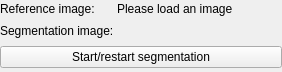
Before: the Qt Designer form Code/Gui/MITK/Modules/niftkMIDASGui/Resources/UI/QmitkMIDASImageAndSegmentationSelector.ui in NifTK/NifTK, drawn with Qt 5.
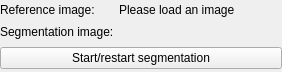
After: the same form once the commit is applied.

Commit message: Bug #2465: spacings and margins reduced in MIDAS morpho editor

Patch:
```diff
--- a/Code/Gui/MITK/Modules/niftkMIDASGui/Resources/UI/QmitkMIDASImageAndSegmentationSelector.ui
+++ b/Code/Gui/MITK/Modules/niftkMIDASGui/Resources/UI/QmitkMIDASImageAndSegmentationSelector.ui
@@ -20,15 +20,12 @@
    <string>Form</string>
   </property>
   <layout class="QGridLayout" name="gridLayout_2">
-   <property name="horizontalSpacing">
-    <number>3</number>
-   </property>
-   <property name="verticalSpacing">
-    <number>6</number>
-   </property>
    <property name="margin">
     <number>0</number>
    </property>
+   <property name="spacing">
+    <number>5</number>
+   </property>
    <item row="1" column="1">
     <widget class="QLabel" name="m_SegmentationImageNameLabel">
      <property name="text">
```
The commit also changes 2 other files.
